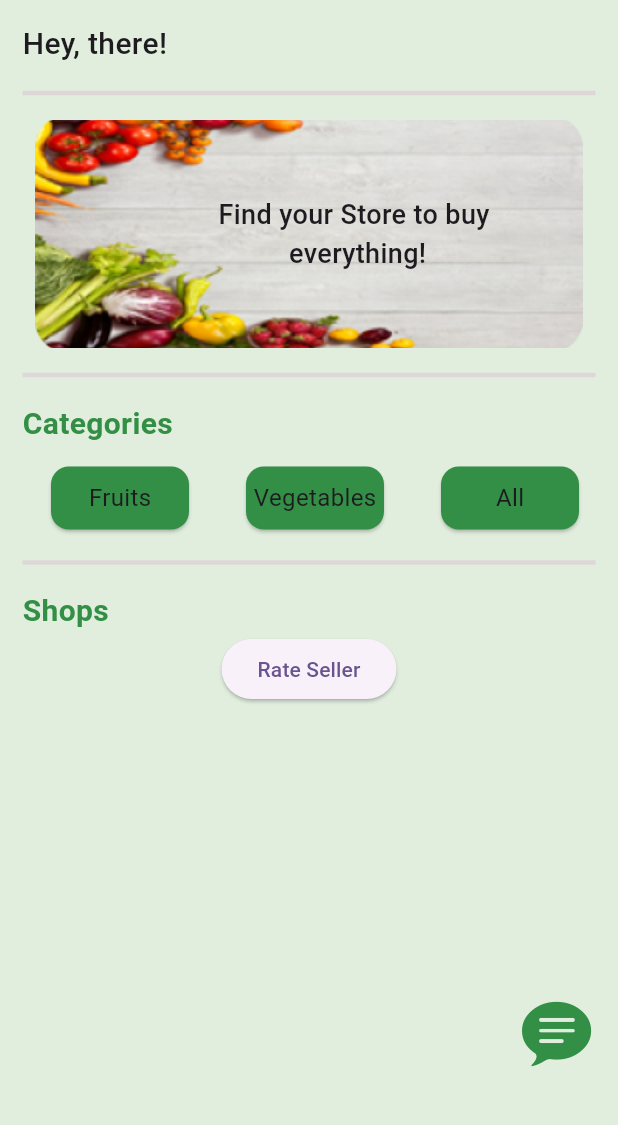
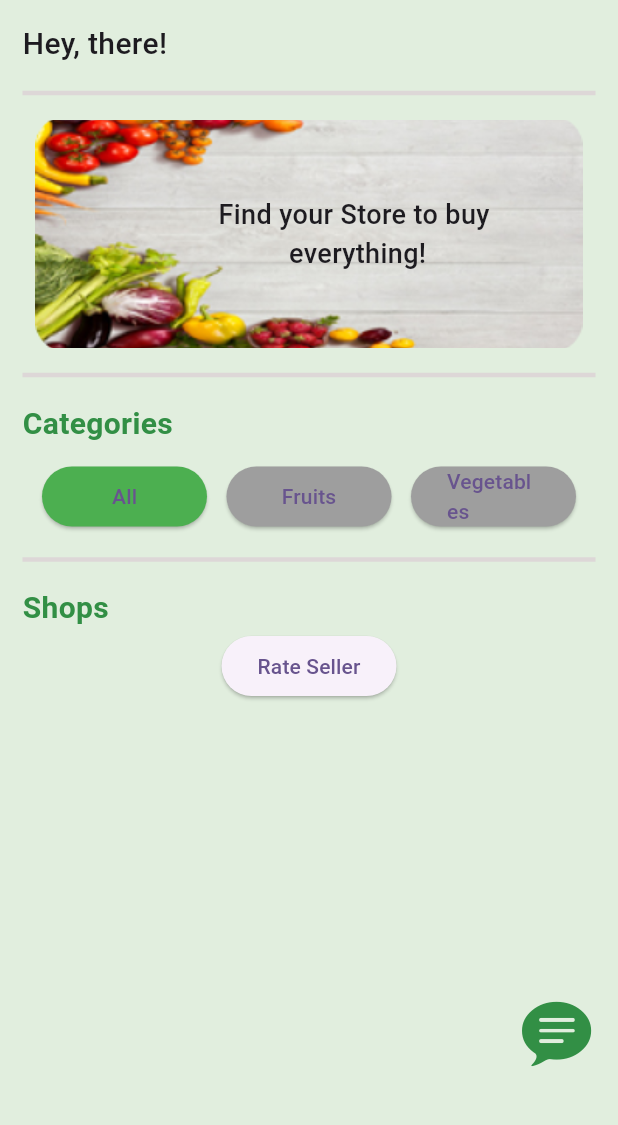
Before and after one commit to KNURanasinghe/Market-Master-Application, a Flutter app: the HomeScreen screen opened directly, on a phone screen of 412 x 824 dp, the part 84-1209 px from its top. Run offline on Flutter 3.47's test engine with Material 3 defaults, Android fonts, the phone set to English and light mode, and no system bars; our stand-ins replace carousel_slider, firebase_core, flutter_rating_bar, image_picker, shared_preferences; missing offline and left inert: jwt_decode; accounts and stored records are empty.

Commit message:
Update home_Screen.dart

```diff
--- a/market_master/lib/screens/home/home_Screen.dart
+++ b/market_master/lib/screens/home/home_Screen.dart
@@ -2,7 +2,6 @@ import 'package:flutter/material.dart';
 import 'package:flutter_rating_bar/flutter_rating_bar.dart';
 import 'package:market_master/component/customized_divider.dart';
 import 'package:market_master/component/drawer/drawer.dart';
-import 'package:market_master/component/home_shop_filter_buttons.dart';
 import 'package:market_master/component/home_topics.dart';
 import 'package:market_master/component/message_box_button.dart';
 import 'package:market_master/controller/providers/auth_provider.dart';
@@ -20,6 +19,7 @@ class _HomeScreenState extends State<HomeScreen> {
   bool _isLoading = false;
   List<dynamic> _users = [];
   late String _currentUserName = '';
+  String _selectedCategory = 'All';
 
   @override
   void initState() {
@@ -28,7 +28,7 @@ class _HomeScreenState extends State<HomeScreen> {
     _fetchCurrentUser();
   }
 
-  Future<void> _fetchUsers() async {
+  Future<void> _fetchUsers({String? typeOfGoods}) async {
     setState(() {
       _isLoading = true;
     });
@@ -37,7 +37,13 @@ class _HomeScreenState extends State<HomeScreen> {
       final users =
           await Provider.of<AuthProvider>(context, listen: false).getAllUsers();
       setState(() {
-        _users = users;
+        if (typeOfGoods != null && typeOfGoods.isNotEmpty) {
+          _users = users
+              .where((user) => user['type_of_goods'] == typeOfGoods)
+              .toList();
+        } else {
+          _users = users;
+        }
       });
     } catch (error) {
       // Handle error here, e.g., show a dialog
@@ -53,10 +59,9 @@ class _HomeScreenState extends State<HomeScreen> {
     try {
       final prefs = await SharedPreferences.getInstance();
       final token = prefs.getString('token') ?? '';
-      print('Token in _fetchCurrentUser: $token'); // Debug print
+
       final userId = Provider.of<AuthProvider>(context, listen: false)
           .getUserIdFromToken(token);
-      print('User ID in _fetchCurrentUser: $userId'); // Debug print
 
       if (userId.isNotEmpty) {
         final user = await Provider.of<AuthProvider>(context, listen: false)
@@ -64,14 +69,27 @@ class _HomeScreenState extends State<HomeScreen> {
         setState(() {
           _currentUserName =
               user['name'] ?? ''; // Fallback to empty string if 'name' is null
-          print('Current User Name: $_currentUserName'); // Debug print
         });
       } else {
         print('User ID is empty');
       }
     } catch (error) {
-      print('Error fetching current user: $error');
       // Handle error, e.g., show a dialog
+      showDialog(
+        context: context,
+        builder: (ctx) => AlertDialog(
+          title: const Text('An error occurred!'),
+          content: Text(error.toString()),
+          actions: <Widget>[
+            TextButton(
+              child: const Text('Okay'),
+              onPressed: () {
+                Navigator.of(ctx).pop();
+              },
+            ),
+          ],
+        ),
+      );
     }
   }
 
@@ -117,6 +135,18 @@ class _HomeScreenState extends State<HomeScreen> {
   }
 
   final GlobalKey<ScaffoldState> _scaffoldKey = GlobalKey<ScaffoldState>();
+
+  void _selectCategory(String category) {
+    setState(() {
+      _selectedCategory = category;
+    });
+    // Fetch users based on selected category
+    if (category == 'All') {
+      _fetchUsers();
+    } else {
+      _fetchUsers(typeOfGoods: category);
+    }
+  }
 
   @override
   Widget build(BuildContext context) {
@@ -225,11 +255,47 @@ class _HomeScreenState extends State<HomeScreen> {
                       const SizedBox(
                         height: 10,
                       ),
-                      const FilterButtons(ctegoryList: [
-                        'Fruits',
-                        'Vegetables',
-                        'All'
-                      ]), // Update with your dynamic categories
+                      Row(
+                        mainAxisAlignment: MainAxisAlignment.spaceEvenly,
+                        children: [
+                          ElevatedButton(
+                            onPressed: () {
+                              _selectCategory('All');
+                            },
+                            style: ElevatedButton.styleFrom(
+                              backgroundColor: _selectedCategory == 'All'
+                                  ? Colors.green
+                                  : Colors.grey,
+                              fixedSize: const Size(110, 40),
+                            ),
+                            child: const Text('All'),
+                          ),
+                          ElevatedButton(
+                            onPressed: () {
+                              _selectCategory('Fruits');
+                            },
+                            style: ElevatedButton.styleFrom(
+                              backgroundColor: _selectedCategory == 'Fruits'
+                                  ? Colors.green
+                                  : Colors.grey,
+                              fixedSize: const Size(110, 40),
+                            ),
+                            child: const Text('Fruits'),
+                          ),
+                          ElevatedButton(
+                            onPressed: () {
+                              _selectCategory('Vegetables');
+                            },
+                            style: ElevatedButton.styleFrom(
+                              backgroundColor: _selectedCategory == 'Vegetables'
+                                  ? Colors.green
+                                  : Colors.grey,
+                              fixedSize: const Size(110, 40),
+                            ),
+                            child: const Text('Vegetables'),
+                          ),
+                        ],
+                      ), // Update with your dynamic categories
                       const SizedBox(
                         height: 10,
                       ),
```
